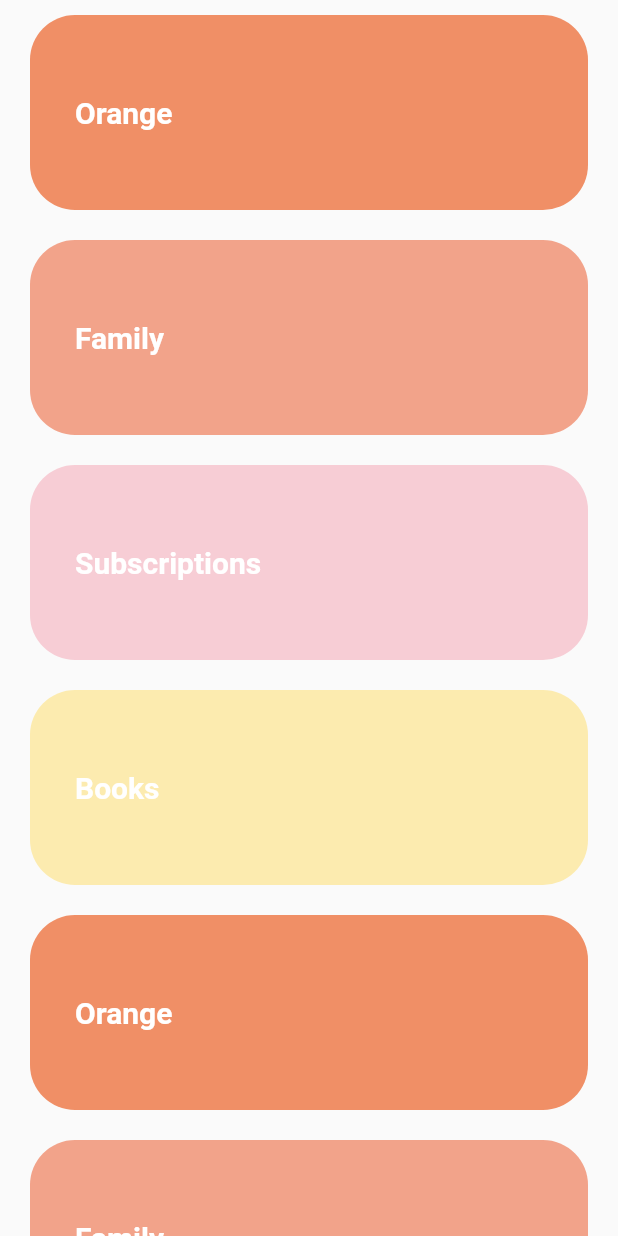
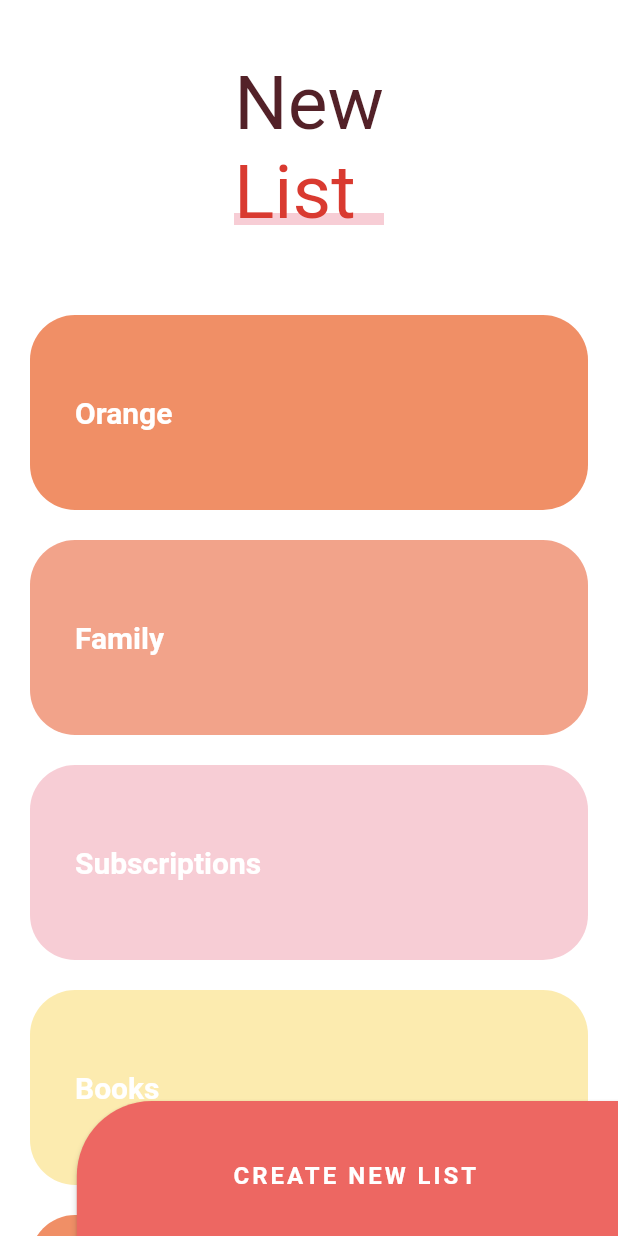
Before and after one commit to mgarciareimers/flutter_ui_design_course, a Flutter app: the screen it shows after launch, on a phone screen of 412 x 824 dp. Run offline on Flutter 3.47's test engine with Material 2 defaults, Android fonts, the phone set to English and light mode, and no system bars; our stand-ins replace animate_do, flutter_svg, font_awesome_flutter.

Commit message:
sliver_project: Project finished.

```diff
--- a/backgrounds_custom_painter/lib/src/pages/sliver_list_page.dart
+++ b/backgrounds_custom_painter/lib/src/pages/sliver_list_page.dart
@@ -4,8 +4,75 @@ class SliverListPage extends StatelessWidget {
   @override
   Widget build(BuildContext context) {
     return Scaffold(
-      body: _TasksList(),
+      backgroundColor: Colors.white,
+      body: Stack(
+        children: [
+          _MainScroll(),
+          Positioned(
+            child: _ButtonCreateNewList(),
+            bottom: -10,
+            right: -10,
+          ),
+        ],
+      ),
     );
+  }
+}
+
+class _MainScroll extends StatelessWidget {
+  final items = [
+    _TasksListItem(title: 'Orange', backgroundColor: Color(0xffF08F66) ),
+    _TasksListItem(title: 'Family', backgroundColor: Color(0xffF2A38A) ),
+    _TasksListItem(title: 'Subscriptions', backgroundColor: Color(0xffF7CDD5) ),
+    _TasksListItem(title: 'Books', backgroundColor: Color(0xffFCEBAF) ),
+    _TasksListItem(title: 'Orange', backgroundColor: Color(0xffF08F66) ),
+    _TasksListItem(title: 'Family', backgroundColor: Color(0xffF2A38A) ),
+    _TasksListItem(title: 'Subscriptions', backgroundColor: Color(0xffF7CDD5) ),
+    _TasksListItem(title: 'Books', backgroundColor: Color(0xffFCEBAF) ),
+  ];
+
+  @override
+  Widget build(BuildContext context) {
+    return CustomScrollView(
+      physics: BouncingScrollPhysics(),
+      slivers: [
+        SliverPersistentHeader(
+          floating: true,
+          delegate: _SliverCustomHeaderDelegate(maxHeight: 200, minHeight: 170, child: Container(color: Colors.white, child: _Title())),
+        ),
+        SliverList(
+          delegate: SliverChildListDelegate([
+            ...this.items,
+            SizedBox(height: 100),
+          ]),
+        ),
+      ],
+    );
+  }
+}
+
+class _SliverCustomHeaderDelegate extends SliverPersistentHeaderDelegate {
+
+  final double minHeight;
+  final double maxHeight;
+  final Widget child;
+
+  _SliverCustomHeaderDelegate({ @required this.minHeight, @required this.maxHeight, @required this.child });
+
+  @override
+  Widget build(BuildContext context, double shrinkOffset, bool overlapsContent) {
+    return SizedBox.expand(child: this.child);
+  }
+
+  @override
+  double get maxExtent => this.maxHeight > this.minHeight ? this.maxHeight : this.minHeight;
+
+  @override
+  double get minExtent => this.minHeight < this.maxHeight ? this.minHeight : this.maxHeight;
+
+  @override
+  bool shouldRebuild(_SliverCustomHeaderDelegate oldDelegate) {
+    return this.maxHeight != oldDelegate.maxHeight || this.minHeight != oldDelegate.minHeight || this.child != oldDelegate.child;
   }
 }
 
@@ -83,3 +150,22 @@ class _TasksListItem extends StatelessWidget {
     );
   }
 }
+
+class _ButtonCreateNewList extends StatelessWidget {
+  @override
+  Widget build(BuildContext context) {
+    return ButtonTheme(
+      minWidth: MediaQuery.of(context).size.width * 0.9,
+      height: 100,
+      child: RaisedButton(
+        onPressed: () {},
+        color: Color(0xffED6762),
+        shape: RoundedRectangleBorder(
+          borderRadius: BorderRadius.only(topLeft: Radius.circular(50)),
+        ),
+        child: Text('CREATE NEW LIST', style: TextStyle(fontSize: 16, color: Colors.white, fontWeight: FontWeight.bold, letterSpacing: 2)),
+      ),
+
+    );
+  }
+}
```
